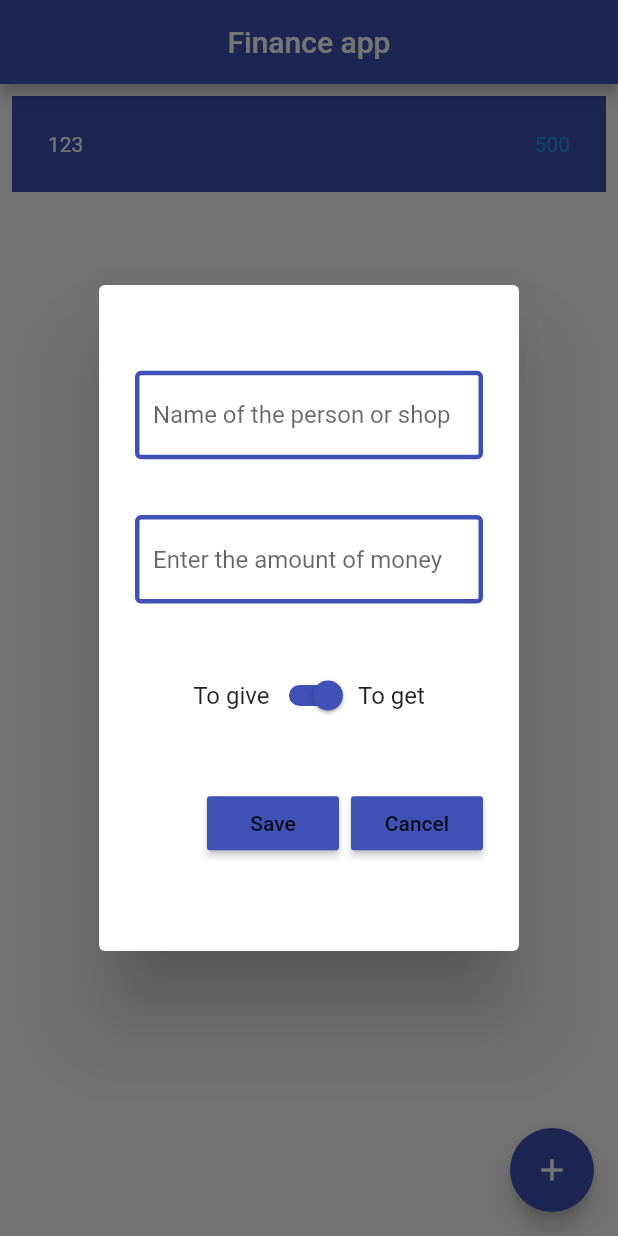
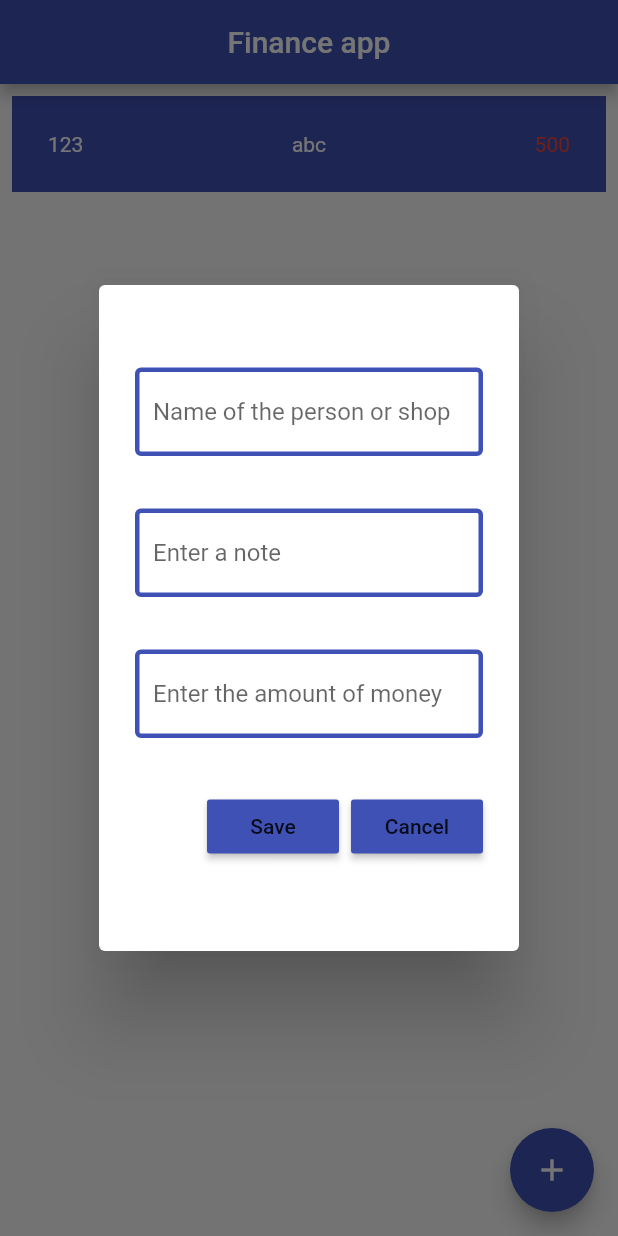
Before and after one commit to amalendu123/Financeapp-with-flutter, a Flutter app: the screen it shows after launch, after a tap on the "add" icon, on a phone screen of 412 x 824 dp. Run offline on Flutter 3.47's test engine with Material 2 defaults, Android fonts, the phone set to English and light mode, and no system bars; drawn by our look-alikes of flutter_slidable; our stand-ins replace hive_flutter; missing offline and left inert: dart:ffi; accounts and stored records are empty; Roboto replaces fonts that are missing (RobotoMono).

Commit message:
made chances

```diff
--- a/financeapp/lib/pages/database.dart
+++ b/financeapp/lib/pages/database.dart
@@ -9,7 +9,7 @@ class MoneyDatabase {
   // run this method if this is the 1st time ever opening this app
   void createInitialData() {
     money = [
-      ["123", "500", false],
+      ["123", "500", "abc"],
     ];
   }
 
--- a/financeapp/lib/pages/dialogbox.dart
+++ b/financeapp/lib/pages/dialogbox.dart
@@ -9,14 +9,15 @@ class Dialogbox extends StatefulWidget {
   // ignore: prefer_typing_uninitialized_variables
   final name;
   final rupcontroller;
-  bool onswitch;
+  final note;
+
   VoidCallback onSave;
   VoidCallback onCancel;
   Dialogbox({
     super.key,
     required this.name,
     required this.rupcontroller,
-    required this.onswitch,
+    required this.note,
     required this.onSave,
     required this.onCancel,
   });
@@ -49,6 +50,18 @@ class _DialogboxState extends State<Dialogbox> {
               ),
             ),
             TextField(
+              controller: widget.note,
+              decoration: const InputDecoration(
+                enabledBorder: OutlineInputBorder(
+                  borderSide: BorderSide(
+                    width: 3,
+                    color: Colors.indigo,
+                  ),
+                ),
+                hintText: "Enter a note",
+              ),
+            ),
+            TextField(
               controller: widget.rupcontroller,
               decoration: const InputDecoration(
                 enabledBorder: OutlineInputBorder(
@@ -60,21 +73,7 @@ class _DialogboxState extends State<Dialogbox> {
                 hintText: "Enter the amount of money",
               ),
             ),
-            Row(
-              mainAxisAlignment: MainAxisAlignment.center,
-              children: [
-                const Text("To give"),
-                Switch(
-                  value: widget.onswitch,
-                  onChanged: (value) {
-                    widget.onswitch = value;
-                  },
-                  activeTrackColor: Colors.indigo,
-                  activeColor: Colors.indigo,
-                ),
-                const Text("To get"),
-              ],
-            ),
+
             // buttons -> save + cancel
             Row(
               mainAxisAlignment: MainAxisAlignment.end,
--- a/financeapp/lib/pages/homescreen.dart
+++ b/financeapp/lib/pages/homescreen.dart
@@ -29,9 +29,9 @@ class _HomepageState extends State<Homepage> {
     super.initState();
   }
 
-  bool isSwitched = true;
   final _controller = TextEditingController();
   final _namecontroller = TextEditingController();
+  final _notecontroller = TextEditingController();
 
   void createNewTask() {
     showDialog(
@@ -40,7 +40,7 @@ class _HomepageState extends State<Homepage> {
         return Dialogbox(
           name: _namecontroller,
           rupcontroller: _controller,
-          onswitch: isSwitched,
+          note: _notecontroller,
           onSave: saveNewTask,
           onCancel: () => Navigator.of(context).pop(),
         );
@@ -48,9 +48,16 @@ class _HomepageState extends State<Homepage> {
     );
   }
 
+  void deleteTask(int index) {
+    setState(() {
+      db.money.removeAt(index);
+    });
+    db.updateDataBase();
+  }
+
   void saveNewTask() {
     setState(() {
-      db.money.add([_namecontroller.text, _controller.text, false]);
+      db.money.add([_namecontroller.text, _controller.text, _notecontroller]);
       _controller.clear();
     });
     Navigator.of(context).pop();
@@ -81,7 +88,8 @@ class _HomepageState extends State<Homepage> {
             return Peoplecard(
               people: db.money[index][0],
               rupees: db.money[index][1],
-              onswitch: db.money[index][2],
+              note: db.money[index][2],
+              deleteFunction: (context) => deleteTask(index),
             );
           },
         ));
--- a/financeapp/lib/pages/people.dart
+++ b/financeapp/lib/pages/people.dart
@@ -3,21 +3,37 @@ import 'dart:ffi';
 import 'package:flutter/material.dart';
 import 'package:flutter/src/widgets/framework.dart';
 import 'package:flutter/src/widgets/placeholder.dart';
+import 'package:flutter_slidable/flutter_slidable.dart';
 
 class Peoplecard extends StatelessWidget {
   final String people;
   final String rupees;
-  bool onswitch;
+  final String note;
+  Function(BuildContext)? deleteFunction;
+
   Peoplecard(
       {super.key,
       required this.people,
       required this.rupees,
-      required this.onswitch});
+      required this.note,
+      required this.deleteFunction});
 
   @override
   Widget build(BuildContext context) {
     return Padding(
       padding: const EdgeInsets.all(8.0),
+      child: Slidable(
+        endActionPane: ActionPane(
+          motion: StretchMotion(),
+          children: [
+            SlidableAction(
+              onPressed: deleteFunction,
+              icon: Icons.delete,
+              backgroundColor: Colors.red.shade300,
+              borderRadius: BorderRadius.circular(12),
+            )
+          ],
+        ),
         child: Container(
           padding: EdgeInsets.all(24),
           decoration: BoxDecoration(
@@ -31,10 +47,15 @@ class Peoplecard extends StatelessWidget {
                 style: TextStyle(color: Colors.white),
               ),
               Text(
+                note,
+                style: TextStyle(color: Colors.white),
+              ),
+              Text(
                 rupees,
-              style: TextStyle(color: onswitch ? Colors.red : Colors.blue),
+                style: TextStyle(color: Colors.red),
               ),
             ],
+          ),
         ),
       ),
     );
--- a/financeapp/pubspec.yaml
+++ b/financeapp/pubspec.yaml
@@ -37,6 +37,7 @@ dependencies:
   cupertino_icons: ^1.0.2
   hive: ^2.2.3
   hive_flutter: ^1.1.0
+  flutter_slidable: ^1.2.0
 
 dev_dependencies:
   flutter_test:
```
Also changed, not shown: financeapp/pubspec.lock. Lines whose indentation alone changed are shown as unchanged.
